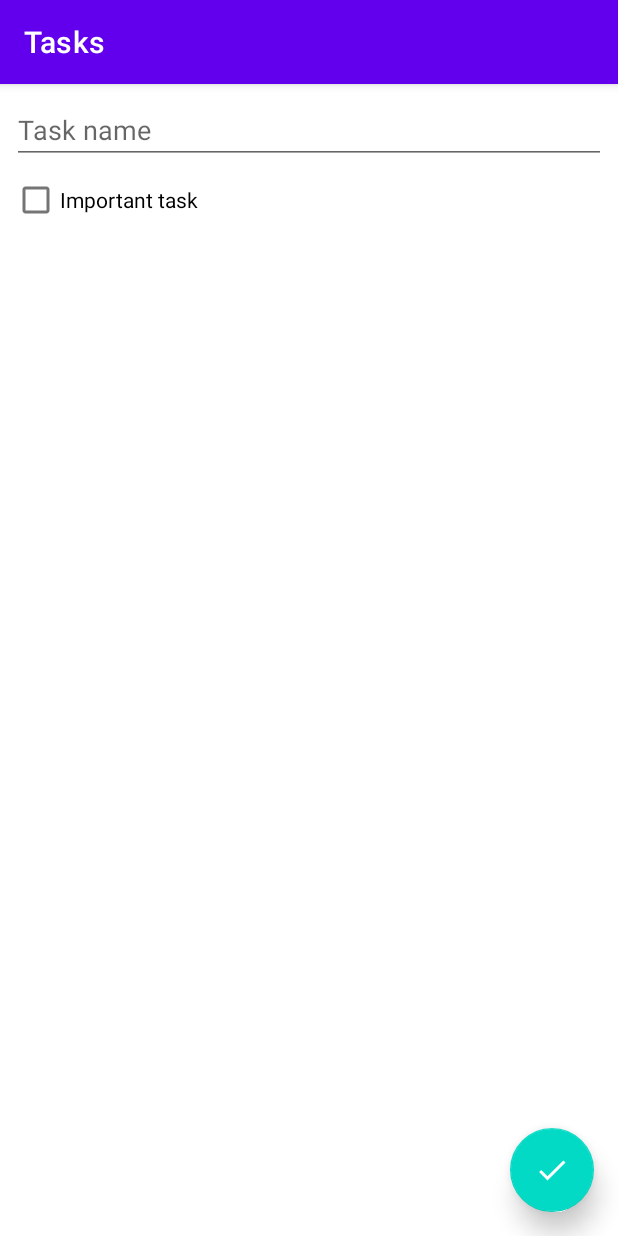
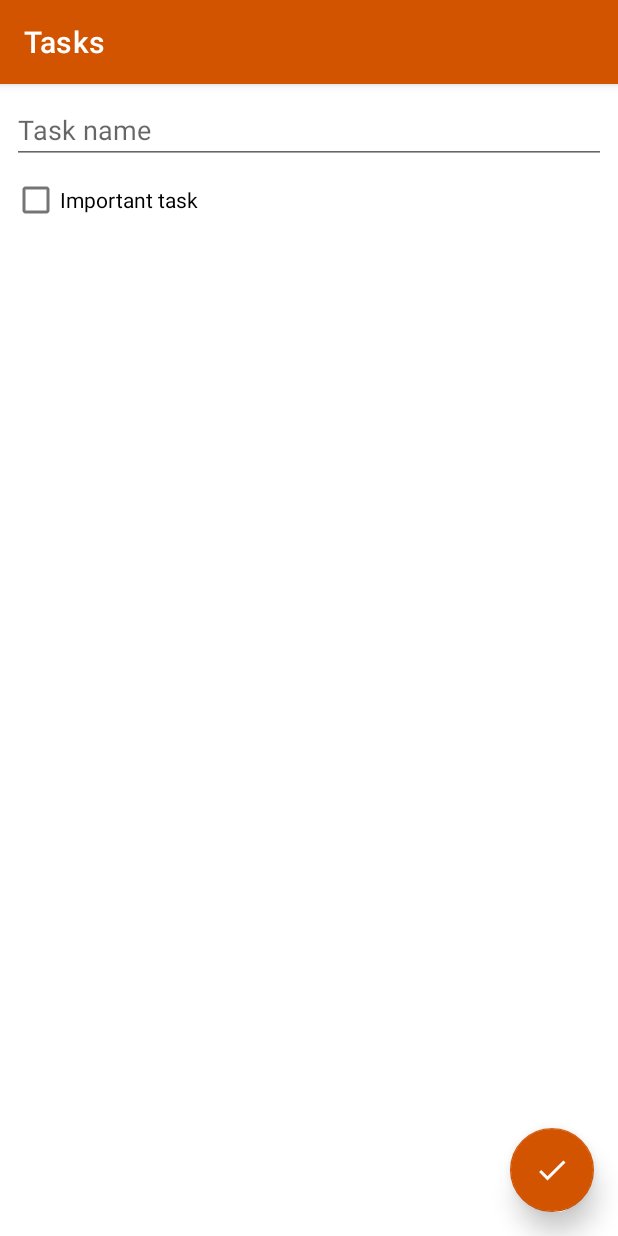
Before and after one commit to raheemadamboev/todo-list-app, an Android app: the fragment AddEditFragment placed in its activity, on a phone screen of 412 x 824 dp. Run offline under Robolectric (Android 15) with nearby library versions, the phone set to English and light mode, and no system bars; our stand-ins replace Dagger/Hilt's generated code, navigation-ui; libraries missing offline, so code that uses them is left out: androidx.hilt, androidx.hilt.lifecycle; 2 statements that could not run were skipped.

Commit message:
raheem
Took 7 minutes

```diff
--- a/app/src/main/res/values/colors.xml
+++ b/app/src/main/res/values/colors.xml
@@ -7,4 +7,5 @@
     <color name="teal_700">#FF018786</color>
     <color name="black">#FF000000</color>
     <color name="white">#FFFFFFFF</color>
+    <color name="pumpkin">#d35400</color>
 </resources>
--- a/app/src/main/res/values/themes.xml
+++ b/app/src/main/res/values/themes.xml
@@ -2,12 +2,12 @@
     <!-- Base application theme. -->
     <style name="Theme.TodoList" parent="Theme.MaterialComponents.Light.DarkActionBar">
         <!-- Primary brand color. -->
-        <item name="colorPrimary">@color/purple_500</item>
-        <item name="colorPrimaryVariant">@color/purple_700</item>
+        <item name="colorPrimary">@color/pumpkin</item>
+        <item name="colorPrimaryVariant">@color/pumpkin</item>
         <item name="colorOnPrimary">@color/white</item>
         <!-- Secondary brand color. -->
-        <item name="colorSecondary">@color/teal_200</item>
-        <item name="colorSecondaryVariant">@color/teal_700</item>
+        <item name="colorSecondary">@color/pumpkin</item>
+        <item name="colorSecondaryVariant">@color/pumpkin</item>
         <item name="colorOnSecondary">@color/black</item>
         <!-- Status bar color. -->
         <item name="android:statusBarColor" tools:targetApi="l">?attr/colorPrimaryVariant</item>
```
